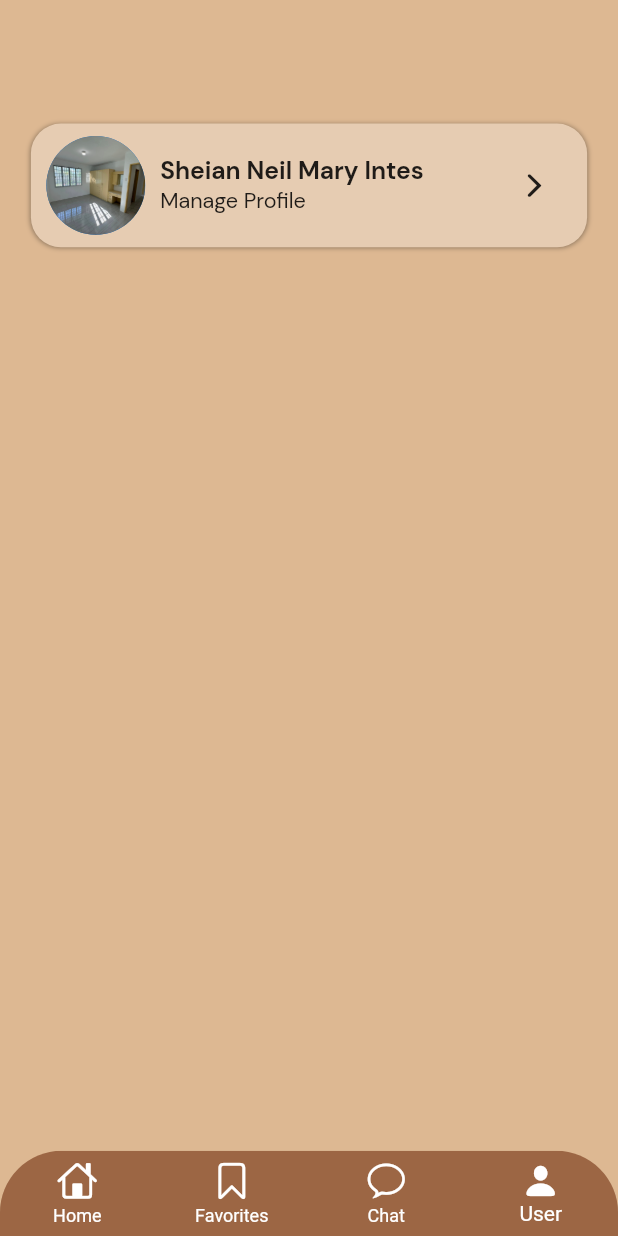
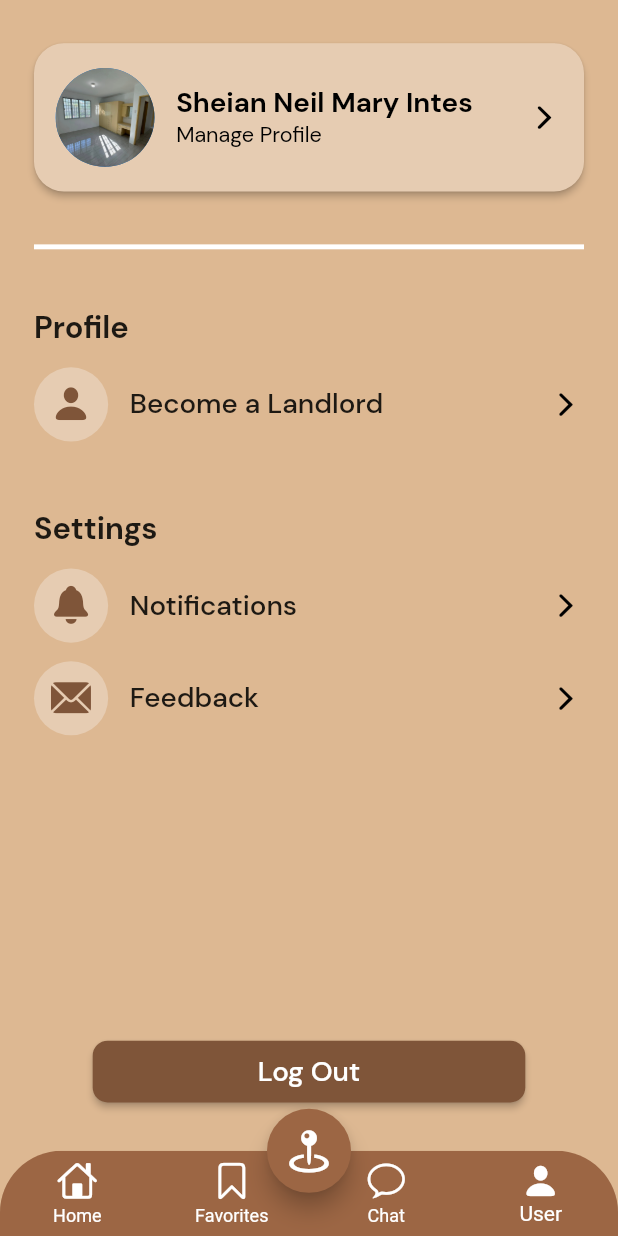
Before and after one commit to kimrolx/Stats-and-Estates, a Flutter app: the screen it shows once a user with an empty profile is signed in, item 4 of the bottom bar chosen, on a phone screen of 412 x 824 dp. Run offline on Flutter 3.47's test engine with Material 2 defaults, Android fonts, the phone set to English and light mode, and no system bars; our stand-ins replace firebase_auth, firebase_core, flutter_svg, gap; accounts and stored records are empty; network calls fail.

Commit message:
Complete UserPage UI with profile details and settings, implement logout functionality

```diff
--- a/lib/src/screens/homepage.dart
+++ b/lib/src/screens/homepage.dart
@@ -81,7 +81,7 @@ class _HomePageState extends State<HomePage> {
                               ),
                               onPressed: () {
                                 setState(() {
-                                  //TODO
+                                  //TODO Search
                                 });
                               },
                             ),
@@ -133,7 +133,7 @@ class _HomePageState extends State<HomePage> {
         foregroundColor: Colors.white,
         tooltip: 'View Map',
         onPressed: () {
-          //TODO
+          //TODO View Map
         },
         child: Icon(
           CupertinoIcons.map_pin_ellipse,
--- a/lib/src/screens/landing_page.dart
+++ b/lib/src/screens/landing_page.dart
@@ -3,7 +3,7 @@ import 'package:provider/provider.dart';
 //import 'package:stats_and_estates/src/screens/homepage.dart';
 import 'package:stats_and_estates/src/screens/signup_page.dart';
 import 'package:stats_and_estates/src/services/authentication/auth_service.dart';
-import 'package:stats_and_estates/src/widgets/background_image.dart';
+import 'package:stats_and_estates/src/widgets/background_image_builder.dart';
 import 'package:stats_and_estates/src/widgets/button_builder.dart';
 import 'package:stats_and_estates/src/widgets/fields/text_field_builder.dart';
 import 'package:stats_and_estates/src/widgets/fields/password_field.dart';
--- a/lib/src/screens/signup_page.dart
+++ b/lib/src/screens/signup_page.dart
@@ -1,7 +1,6 @@
 import 'package:flutter/material.dart';
-import 'package:stats_and_estates/src/screens/homepage.dart';
 import 'package:stats_and_estates/src/widgets/back_button_builder.dart';
-import 'package:stats_and_estates/src/widgets/background_image.dart';
+import 'package:stats_and_estates/src/widgets/background_image_builder.dart';
 import 'package:stats_and_estates/src/widgets/button_builder.dart';
 import 'package:stats_and_estates/src/widgets/fields/confirm_password_field.dart';
 import 'package:stats_and_estates/src/widgets/fields/password_field.dart';
--- a/lib/src/screens/splash_page.dart
+++ b/lib/src/screens/splash_page.dart
@@ -19,7 +19,7 @@ class _SplashScreenState extends State<SplashScreen> {
 
   _navigateToAuthGate() async {
     await Future.delayed(
-      const Duration(milliseconds: 1500),
+      const Duration(milliseconds: 500),
       () {
         Navigator.pushReplacement(
           context,
--- a/lib/src/screens/user_page.dart
+++ b/lib/src/screens/user_page.dart
@@ -1,11 +1,26 @@
 import 'package:flutter/cupertino.dart';
 import 'package:flutter/material.dart';
 import 'package:gap/gap.dart';
+import 'package:provider/provider.dart';
 import 'package:stats_and_estates/src/constants/colors.dart';
+import 'package:stats_and_estates/src/services/authentication/auth_service.dart';
 import 'package:stats_and_estates/src/widgets/navigationbar_builder.dart';
+import 'package:stats_and_estates/src/widgets/user_components_builder.dart';
 
-class UserPage extends StatelessWidget {
+class UserPage extends StatefulWidget {
   const UserPage({super.key});
+
+  @override
+  State<UserPage> createState() => _UserPageState();
+}
+
+class _UserPageState extends State<UserPage> {
+  //Logout User
+  void logout() {
+    final authService = Provider.of<AuthService>(context, listen: false);
+
+    authService.logout();
+  }
 
   @override
   Widget build(BuildContext context) {
@@ -14,39 +29,40 @@ class UserPage extends StatelessWidget {
 
     return Scaffold(
       backgroundColor: backgroundColor,
-      body: Column(
+      body: Padding(
+        padding: EdgeInsets.symmetric(
+          horizontal: width * 0.055,
+          vertical: height * 0.035,
+        ),
+        child: Column(
+          crossAxisAlignment: CrossAxisAlignment.start,
           children: [
-          Padding(
+            SafeArea(
+              child: Padding(
+                padding: EdgeInsets.only(bottom: height * 0.035),
+                child: ElevatedButton(
+                  onPressed: () {
+                    //TODO Profile Routing
+                  },
+                  style: ElevatedButton.styleFrom(
+                    backgroundColor: splashColor,
+                    shape: RoundedRectangleBorder(
+                      borderRadius: BorderRadius.circular(20),
+                    ),
                     padding: EdgeInsets.symmetric(
-              horizontal: width * 0.05,
-              vertical: height * 0.1,
+                      horizontal: width * 0.035,
+                      vertical: height * 0.02,
                     ),
-            child: Container(
-              width: width,
-              decoration: BoxDecoration(
-                color: splashColor,
-                borderRadius: BorderRadius.circular(20),
-                boxShadow: [
-                  BoxShadow(
-                    color: Colors.black.withOpacity(0.35),
-                    blurRadius: 2,
-                    offset: const Offset(0, 0.5),
-                  ),
-                ],
-              ),
-              child: Padding(
-                padding: EdgeInsets.symmetric(
-                  horizontal: width * 0.025,
-                  vertical: height * 0.01,
                   ),
                   child: Row(
                     children: [
-                    // TODO
                       CircleAvatar(
                         radius: width * 0.08,
                         backgroundImage:
-                            const AssetImage('assets/images/room.jpg')),
-                    const Gap(10),
+                            //TODO Profile Image
+                            const AssetImage('assets/images/room.jpg'),
+                      ),
+                      Gap(width * 0.035),
                       Column(
                         crossAxisAlignment: CrossAxisAlignment.start,
                         children: [
@@ -54,7 +70,8 @@ class UserPage extends StatelessWidget {
                             'Sheian Neil Mary Intes',
                             style: TextStyle(
                               fontFamily: 'DMSansBold',
-                            fontSize: width * 0.04,
+                              fontSize: width * 0.045,
+                              color: Colors.black,
                             ),
                           ),
                           Text(
@@ -62,20 +79,102 @@ class UserPage extends StatelessWidget {
                             style: TextStyle(
                               fontFamily: 'DMSansRegular',
                               fontSize: width * 0.035,
+                              color: Colors.black,
                             ),
                           ),
                         ],
                       ),
-                    SizedBox(width: width * 0.15),
-                    const Icon(CupertinoIcons.forward),
+                      const Spacer(),
+                      const Icon(CupertinoIcons.forward, color: Colors.black),
                     ],
                   ),
                 ),
               ),
             ),
+            Divider(
+              color: Colors.white,
+              thickness: width * 0.008,
+            ),
+            Gap(height * 0.04),
+            Text(
+              'Profile',
+              style: TextStyle(
+                fontFamily: 'DMSansBold',
+                fontSize: width * 0.05,
+              ),
+            ),
+            Gap(height * 0.015),
+            InkWell(
+              // TODO Landlord Route
+              onTap: () {},
+              child: const MyUserComponent(
+                text: 'Become a Landlord',
+                icon: CupertinoIcons.person_fill,
+              ),
+            ),
+            Gap(height * 0.055),
+            Text(
+              'Settings',
+              style: TextStyle(
+                fontFamily: 'DMSansBold',
+                fontSize: width * 0.05,
+              ),
+            ),
+            Gap(height * 0.015),
+            InkWell(
+              // TODO Notifications Route
+              onTap: () {},
+              child: const MyUserComponent(
+                text: 'Notifications',
+                icon: CupertinoIcons.bell_fill,
+              ),
+            ),
+            Gap(height * 0.015),
+            InkWell(
+              // TODO Feedback Route
+              onTap: () {},
+              child: const MyUserComponent(
+                text: 'Feedback',
+                icon: CupertinoIcons.envelope_fill,
+              ),
+            ),
+            const Spacer(),
+            Center(
+              child: ElevatedButton(
+                onPressed: logout,
+                style: ElevatedButton.styleFrom(
+                  backgroundColor: buttonColor,
+                  shape: RoundedRectangleBorder(
+                    borderRadius: BorderRadius.circular(10),
+                  ),
+                  fixedSize: Size(width * 0.7, height * 0.05),
+                ),
+                child: Text(
+                  'Log Out',
+                  style: TextStyle(
+                    fontFamily: 'DMSansMedium',
+                    fontSize: width * 0.045,
+                  ),
+                ),
+              ),
+            )
           ],
         ),
+      ),
       bottomNavigationBar: const MyNavigationBar(),
+      floatingActionButtonLocation: FloatingActionButtonLocation.centerDocked,
+      floatingActionButton: FloatingActionButton(
+        backgroundColor: navigationBarColor,
+        foregroundColor: Colors.white,
+        tooltip: 'View Map',
+        onPressed: () {
+          //TODO View Map
+        },
+        child: Icon(
+          CupertinoIcons.map_pin_ellipse,
+          size: width * 0.08,
+        ),
+      ),
     );
   }
 }
--- a/lib/src/widgets/button_builder.dart
+++ b/lib/src/widgets/button_builder.dart
@@ -31,9 +31,8 @@ class MyButton extends StatelessWidget {
       child: Text(
         text,
         style: TextStyle(
-          fontFamily: 'DMSansMedium',
+          fontFamily: 'DMSansBold',
           fontSize: screenWidth * 0.04,
-          fontWeight: FontWeight.w700,
         ),
       ),
     );
--- /dev/null
+++ b/lib/src/widgets/user_components_builder.dart
@@ -0,0 +1,43 @@
+import 'package:flutter/cupertino.dart';
+import 'package:flutter/material.dart';
+import 'package:gap/gap.dart';
+import 'package:stats_and_estates/src/constants/colors.dart';
+
+class MyUserComponent extends StatelessWidget {
+  final String text;
+  final IconData icon;
+  const MyUserComponent({
+    super.key,
+    required this.text,
+    required this.icon,
+  });
+
+  @override
+  Widget build(BuildContext context) {
+    double width = MediaQuery.of(context).size.width;
+
+    return Row(
+      children: [
+        CircleAvatar(
+          backgroundColor: splashColor,
+          foregroundColor: buttonColor,
+          radius: width * 0.06,
+          child: Icon(
+            icon,
+            size: width * 0.07,
+          ),
+        ),
+        Gap(width * 0.035),
+        Text(
+          text,
+          style: TextStyle(
+            fontFamily: 'DMSansMedium',
+            fontSize: width * 0.045,
+          ),
+        ),
+        const Spacer(),
+        const Icon(CupertinoIcons.forward, color: Colors.black),
+      ],
+    );
+  }
+}
```
Also changed, not shown: lib/src/widgets/background_image_builder.dart (renamed from lib/src/widgets/background_image.dart). Lines whose indentation alone changed are shown as unchanged.
